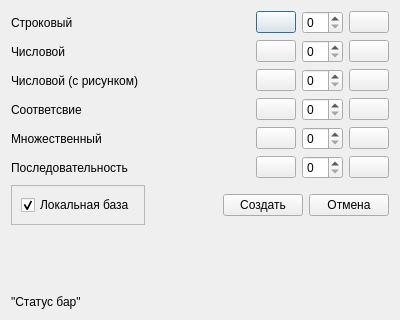
Old version of the form createdialog.ui in the repository OldBoots/StudentApp.
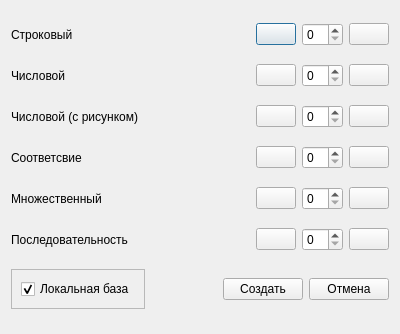
New version of the form.

```diff
--- a/createdialog.ui
+++ b/createdialog.ui
@@ -7,7 +7,7 @@
     <x>0</x>
     <y>0</y>
     <width>400</width>
-    <height>320</height>
+    <height>334</height>
    </rect>
   </property>
   <property name="windowTitle">
@@ -346,29 +346,6 @@
      </item>
     </layout>
    </item>
-   <item>
-    <spacer name="verticalSpacer">
-     <property name="orientation">
-      <enum>Qt::Vertical</enum>
-     </property>
-     <property name="sizeHint" stdset="0">
-      <size>
-       <width>20</width>
-       <height>40</height>
-      </size>
-     </property>
-    </spacer>
-   </item>
-   <item>
-    <widget class="QLabel" name="label_status">
-     <property name="frameShadow">
-      <enum>QFrame::Sunken</enum>
-     </property>
-     <property name="text">
-      <string>&quot;Статус бар&quot;</string>
-     </property>
-    </widget>
-   </item>
   </layout>
  </widget>
  <resources/>
```
